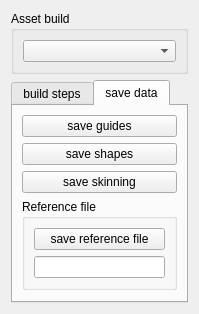
The window that pipeline/tools/resources/build_form.ui (danielkenobi3d/bgb_short) describes before a commit, drawn with Qt 5.
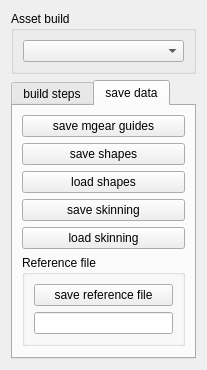
The same window after the commit.

What changed in the file:
```diff
--- a/pipeline/tools/resources/build_form.ui
+++ b/pipeline/tools/resources/build_form.ui
@@ -6,8 +6,8 @@
    <rect>
     <x>0</x>
     <y>0</y>
-    <width>199</width>
-    <height>299</height>
+    <width>207</width>
+    <height>357</height>
    </rect>
   </property>
   <property name="windowTitle">
@@ -51,7 +51,7 @@
          <item>
           <widget class="QPushButton" name="save_guides_button">
            <property name="text">
-            <string>save guides</string>
+            <string>save mgear guides</string>
            </property>
           </widget>
          </item>
@@ -62,6 +62,16 @@
            </property>
           </widget>
          </item>
+         <item>
+          <widget class="QPushButton" name="load_shapes_button">
+           <property name="toolTip">
+            <string>load shapes on selected objects</string>
+           </property>
+           <property name="text">
+            <string>load shapes</string>
+           </property>
+          </widget>
+         </item>
          <item>
           <widget class="QPushButton" name="save_skin_button">
            <property name="text">
@@ -69,6 +79,16 @@
            </property>
           </widget>
          </item>
+         <item>
+          <widget class="QPushButton" name="load_skin_button">
+           <property name="toolTip">
+            <string>loads skinning of selected objects.</string>
+           </property>
+           <property name="text">
+            <string>load skinning</string>
+           </property>
+          </widget>
+         </item>
          <item>
           <widget class="QGroupBox" name="groupBox">
            <property name="title">
```
Left out of the diff: 9 changed lines with no effect on the pictures.
